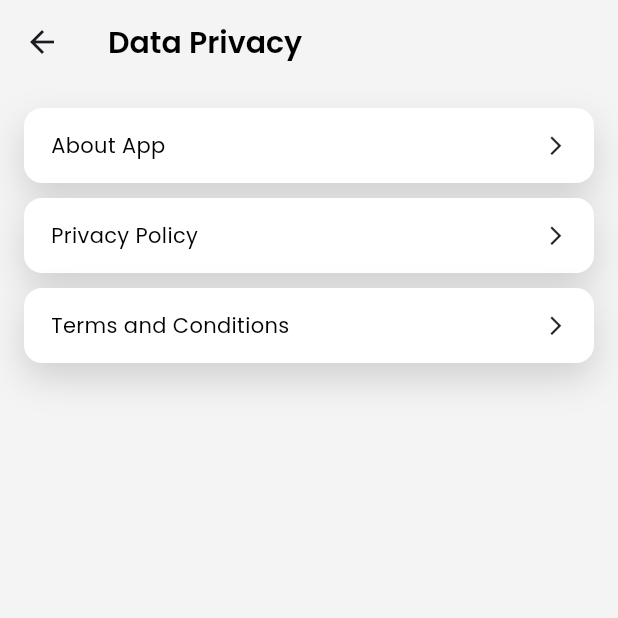
After one commit to MANishS00/perfume_House_Flutter_App, a Flutter app: the AccountPage screen opened directly, after a tap on "Data Privacy", on a phone screen of 412 x 824 dp, the top half of it. The commit adds this screen. Run offline on Flutter 3.47's test engine with Material 3 defaults, Android fonts, the phone set to English and light mode, and no system bars; our stand-ins replace google_fonts, shared_preferences, webview_flutter; missing offline and left inert: webview_flutter_android; accounts and stored records are empty; network calls fail.

Commit message:
data privay and account section work

```diff
--- a/lib/constants/card_Container.dart
+++ b/lib/constants/card_Container.dart
@@ -3,22 +3,27 @@ import 'package:perfumeapp/constants/app_colors.dart';
 
 class AppCardContainer extends StatelessWidget {
   final Widget child;
-  final EdgeInsetsGeometry padding;
+  final EdgeInsetsGeometry? padding;
+  final double? height;
+  final double? radius;
 
   const AppCardContainer({
     super.key,
     required this.child,
     this.padding = const EdgeInsets.symmetric(horizontal: 24, vertical: 32),
+    this.height,
+    this.radius = 24,
   });
 
   @override
   Widget build(BuildContext context) {
     return Container(
+      height: height,
       width: double.infinity,
       padding: padding,
       decoration: BoxDecoration(
         color: AppColors.white,
-        borderRadius: BorderRadius.circular(24),
+        borderRadius: BorderRadius.circular(radius!),
         boxShadow: [
           BoxShadow(
             color: Colors.black.withOpacity(0.15),
--- a/lib/main.dart
+++ b/lib/main.dart
@@ -1,8 +1,9 @@
 import 'package:flutter/material.dart';
 import 'package:google_fonts/google_fonts.dart';
+import 'package:perfumeapp/screens/contactus_Screen.dart';
+import 'package:perfumeapp/screens/dataPrivacy_Screen.dart';
 import 'package:perfumeapp/screens/homePage.dart';
 import 'package:perfumeapp/screens/order_history.dart';
-import 'screens/product_list.dart';
 import 'screens/auth_screen.dart';
 import 'screens/verify_screen.dart';
 import 'screens/checkout_screen.dart';
@@ -41,6 +42,8 @@ class PerfumeApp extends StatelessWidget {
         '/verify': (c) => const VerifyScreen(),
         '/checkout': (c) => const CheckoutScreen(),
         '/historyScreen': (c) => const OrderHistoryScreen(),
+        '/contactusScreen': (c) => const ContactUsPage(),
+        '/dataprivacyScreen': (c) => const DataprivacyScreen(),
       },
     );
   }
--- a/lib/screens/account_Section.dart
+++ b/lib/screens/account_Section.dart
@@ -135,17 +135,19 @@ class _AccountPageState extends State<AccountPage> {
                   );
                 },
               ),
+
               _MenuTile(
-                title: 'Site Info',
+                title: 'Data Privacy',
                 onTap: () {
-                  // Navigator.push(
-                  //   context,
-                  //   MaterialPageRoute(builder: (_) => const SiteInfoScreen()),
-                  // );
+                  Navigator.pushNamed(context, '/dataprivacyScreen');
                 },
               ),
-              _MenuTile(title: 'Data Privacy', onTap: () {}),
-              _MenuTile(title: 'Contact Us', onTap: () {}),
+              _MenuTile(
+                title: 'Contact Us',
+                onTap: () {
+                  Navigator.pushNamed(context, '/contactusScreen');
+                },
+              ),
 
               /// Show Login/Signup if not logged in
               if (!_loggedIn) ...[
--- /dev/null
+++ b/lib/screens/dataPrivacy_Screen.dart
@@ -0,0 +1,134 @@
+import 'package:flutter/material.dart';
+import 'package:perfumeapp/constants/app_Text.dart';
+import 'package:perfumeapp/constants/app_colors.dart';
+import 'package:perfumeapp/constants/card_Container.dart';
+import 'package:perfumeapp/constants/gap_Extension.dart';
+import 'package:perfumeapp/screens/info_Screen.dart';
+import 'package:perfumeapp/services/api_service.dart';
+
+class DataprivacyScreen extends StatefulWidget {
+  const DataprivacyScreen({super.key});
+
+  @override
+  State<DataprivacyScreen> createState() => _DataprivacyScreenState();
+}
+
+class _DataprivacyScreenState extends State<DataprivacyScreen> {
+  bool loading = true;
+  Map<String, String> tpl = {};
+
+  @override
+  void initState() {
+    super.initState();
+    loadTemplates();
+  }
+
+  Future<void> loadTemplates() async {
+    setState(() => loading = true);
+    try {
+      final res = await ApiService.getSiteTemplates();
+      if (res['success'] == true) {
+        final raw = res['templates'] as Map<String, dynamic>? ?? {};
+        setState(
+          () => tpl = raw.map((k, v) => MapEntry(k, v?.toString() ?? '')),
+        );
+      } else {
+        ScaffoldMessenger.of(context).showSnackBar(
+          const SnackBar(content: Text('Failed to load site info')),
+        );
+      }
+    } catch (e) {
+      ScaffoldMessenger.of(
+        context,
+      ).showSnackBar(SnackBar(content: Text('Network error: $e')));
+    } finally {
+      setState(() => loading = false);
+    }
+  }
+
+  void _openDetail(
+    BuildContext context, {
+    required String title,
+    required String body,
+  }) {
+    Navigator.push(
+      context,
+      MaterialPageRoute(
+        builder: (_) => InfoDetailScreen(title: title, body: body),
+      ),
+    );
+  }
+
+  @override
+  Widget build(BuildContext context) {
+    final about = tpl['site.about'] ?? '';
+    final privacy = tpl['site.privacy'] ?? '';
+    final terms = tpl['site.terms'] ?? '';
+    return Scaffold(
+      appBar: AppBar(
+        title: AppText(text: 'Data Privacy', size: 20, weight: FontWeight.w600),
+        backgroundColor: AppColors.background,
+      ),
+      backgroundColor: AppColors.background,
+      body: Padding(
+        padding: const EdgeInsets.all(16.0),
+        child: Column(
+          children: [
+            ArrowCardTile(
+              text: "About App",
+              onTap: () =>
+                  _openDetail(context, title: "About App", body: about),
+            ),
+            10.gap,
+            ArrowCardTile(
+              text: "Privacy Policy",
+              onTap: () =>
+                  _openDetail(context, title: "Privacy Policy", body: privacy),
+            ),
+            10.gap,
+            ArrowCardTile(
+              text: "Terms and Conditions",
+              onTap: () => _openDetail(
+                context,
+                title: "Terms and Conditions",
+                body: terms,
+              ),
+            ),
+          ],
+        ),
+      ),
+    );
+  }
+}
+
+class ArrowCardTile extends StatelessWidget {
+  final String text;
+  final VoidCallback onTap;
+
+  const ArrowCardTile({Key? key, required this.text, required this.onTap})
+    : super(key: key);
+
+  @override
+  Widget build(BuildContext context) {
+    return SizedBox(
+      height: 50,
+      child: GestureDetector(
+        onTap: onTap,
+        child: AppCardContainer(
+          radius: 12,
+          padding: EdgeInsets.zero,
+          child: Padding(
+            padding: const EdgeInsets.symmetric(horizontal: 18.0),
+            child: Row(
+              mainAxisAlignment: MainAxisAlignment.spaceBetween,
+              children: [
+                AppText(text: text),
+                const Icon(Icons.arrow_forward_ios, size: 15),
+              ],
+            ),
+          ),
+        ),
+      ),
+    );
+  }
+}
```
Also changed, not shown: lib/screens/contactus_Screen.dart (added, +152 -0 lines), lib/screens/info_Screen.dart (added, +25 -0 lines).
